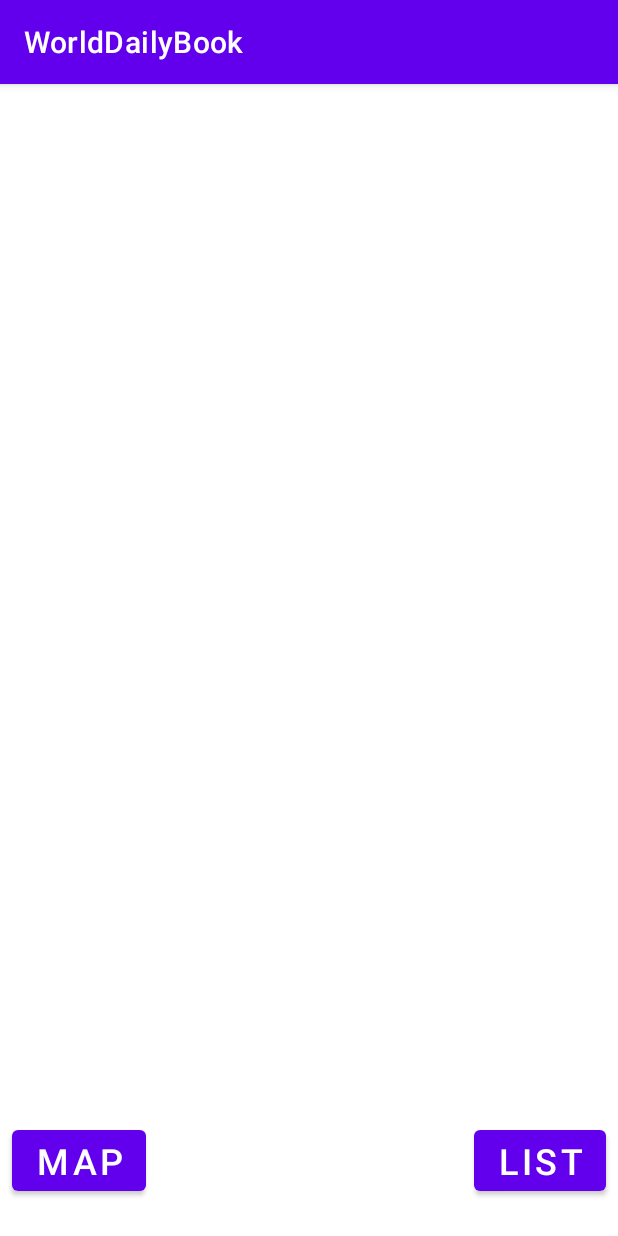
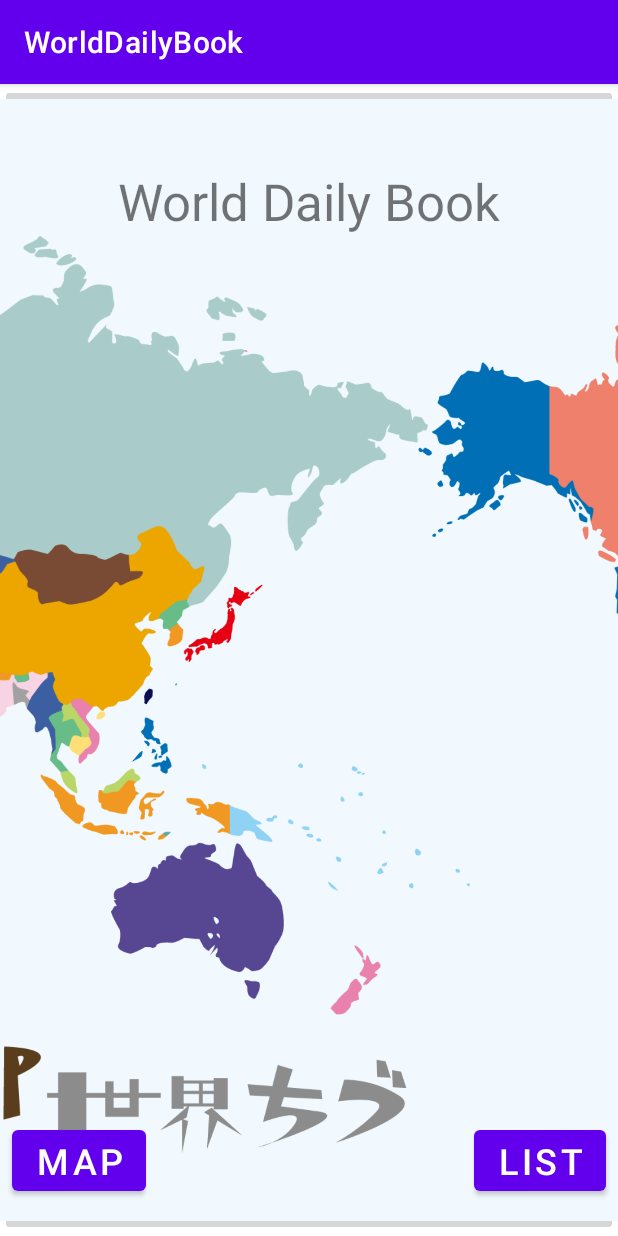
Before and after one commit to cancan007/WorldDailyBook, an Android app: the screen it shows after launch (MainActivity), on a phone screen of 412 x 824 dp. Run offline under Robolectric (Android 15) with nearby library versions, the phone set to English and light mode, and no system bars.

Commit message:
Complete title

```diff
--- /dev/null
+++ b/app/src/main/res/layout-land/activity_main.xml
@@ -0,0 +1,85 @@
+<?xml version="1.0" encoding="utf-8"?>
+<androidx.constraintlayout.widget.ConstraintLayout xmlns:android="http://schemas.android.com/apk/res/android"
+    xmlns:app="http://schemas.android.com/apk/res-auto"
+    xmlns:tools="http://schemas.android.com/tools"
+    android:layout_width="match_parent"
+    android:layout_height="match_parent"
+    tools:context=".MainActivity">
+
+    <TextView
+        android:id="@+id/textView2"
+        android:layout_width="961dp"
+        android:layout_height="608dp"
+        android:layout_marginStart="4dp"
+        android:background="#FDFDFD"
+        app:layout_constraintBottom_toBottomOf="parent"
+        app:layout_constraintLeft_toLeftOf="parent"
+        app:layout_constraintRight_toRightOf="parent"
+        app:layout_constraintStart_toStartOf="parent"
+        app:layout_constraintTop_toTopOf="parent"
+        app:layout_constraintVertical_bias="1.0" />
+
+    <TextView
+        android:id="@+id/textView13"
+        android:layout_width="957dp"
+        android:layout_height="606dp"
+        android:layout_marginStart="4dp"
+        android:background="#FDFDFD"
+        app:layout_constraintBottom_toBottomOf="parent"
+        app:layout_constraintLeft_toLeftOf="parent"
+        app:layout_constraintRight_toRightOf="parent"
+        app:layout_constraintStart_toStartOf="parent"
+        app:layout_constraintTop_toTopOf="parent"
+        app:layout_constraintVertical_bias="0.571" />
+
+    <ImageButton
+        android:id="@+id/imageButton_land"
+        android:layout_width="wrap_content"
+        android:layout_height="wrap_content"
+        android:scaleType="center"
+        app:layout_constraintBottom_toBottomOf="parent"
+        app:layout_constraintEnd_toEndOf="parent"
+        app:layout_constraintHorizontal_bias="1.0"
+        app:layout_constraintStart_toStartOf="parent"
+        app:layout_constraintTop_toTopOf="parent"
+        app:layout_constraintVertical_bias="1.0"
+        app:srcCompat="@drawable/img_2" />
+
+    <TextView
+        android:id="@+id/textView16"
+        android:layout_width="wrap_content"
+        android:layout_height="wrap_content"
+        android:layout_marginStart="32dp"
+        android:layout_marginTop="32dp"
+        android:text="World Daily Book"
+        android:textSize="60sp"
+        app:layout_constraintBottom_toBottomOf="parent"
+        app:layout_constraintEnd_toEndOf="parent"
+        app:layout_constraintHorizontal_bias="0.802"
+        app:layout_constraintStart_toStartOf="@+id/textView13"
+        app:layout_constraintTop_toTopOf="parent"
+        app:layout_constraintVertical_bias="0.622" />
+
+    <Button
+        android:id="@+id/m_map_button"
+        android:layout_width="wrap_content"
+        android:layout_height="wrap_content"
+        android:layout_marginStart="8dp"
+        android:layout_marginBottom="24dp"
+        android:text="Map"
+        android:textSize="24sp"
+        app:layout_constraintBottom_toBottomOf="parent"
+        app:layout_constraintStart_toStartOf="parent" />
+
+    <Button
+        android:id="@+id/m_list_button"
+        android:layout_width="wrap_content"
+        android:layout_height="wrap_content"
+        android:layout_marginEnd="8dp"
+        android:layout_marginBottom="24dp"
+        android:text="LIST"
+        android:textSize="24sp"
+        app:layout_constraintBottom_toBottomOf="parent"
+        app:layout_constraintEnd_toEndOf="parent" />
+
+</androidx.constraintlayout.widget.ConstraintLayout>
--- a/app/src/main/res/layout/activity_main.xml
+++ b/app/src/main/res/layout/activity_main.xml
@@ -5,6 +5,21 @@
     android:layout_width="match_parent"
     android:layout_height="match_parent"
     tools:context=".MainActivity">
+
+
+    <ImageButton
+        android:id="@+id/imageButton"
+        android:layout_width="wrap_content"
+        android:layout_height="wrap_content"
+        android:scaleType="centerCrop"
+        android:visibility="visible"
+        app:layout_constraintBottom_toBottomOf="parent"
+        app:layout_constraintEnd_toEndOf="parent"
+        app:layout_constraintHorizontal_bias="0.0"
+        app:layout_constraintStart_toStartOf="parent"
+        app:layout_constraintTop_toTopOf="parent"
+        app:layout_constraintVertical_bias="0.0"
+        app:srcCompat="@drawable/img_2" />
 
     <Button
         android:id="@+id/m_map_button"
@@ -27,4 +42,16 @@
         android:textSize="24sp"
         app:layout_constraintBottom_toBottomOf="parent"
         app:layout_constraintEnd_toEndOf="parent" />
+
+    <TextView
+        android:id="@+id/textView"
+        android:layout_width="wrap_content"
+        android:layout_height="wrap_content"
+        android:text="World Daily Book"
+        android:textSize="34sp"
+        app:layout_constraintBottom_toBottomOf="parent"
+        app:layout_constraintEnd_toEndOf="parent"
+        app:layout_constraintStart_toStartOf="parent"
+        app:layout_constraintTop_toTopOf="parent"
+        app:layout_constraintVertical_bias="0.077" />
 </androidx.constraintlayout.widget.ConstraintLayout>
```
Also changed, not shown: app/src/main/res/drawable/img_2.png (added).
